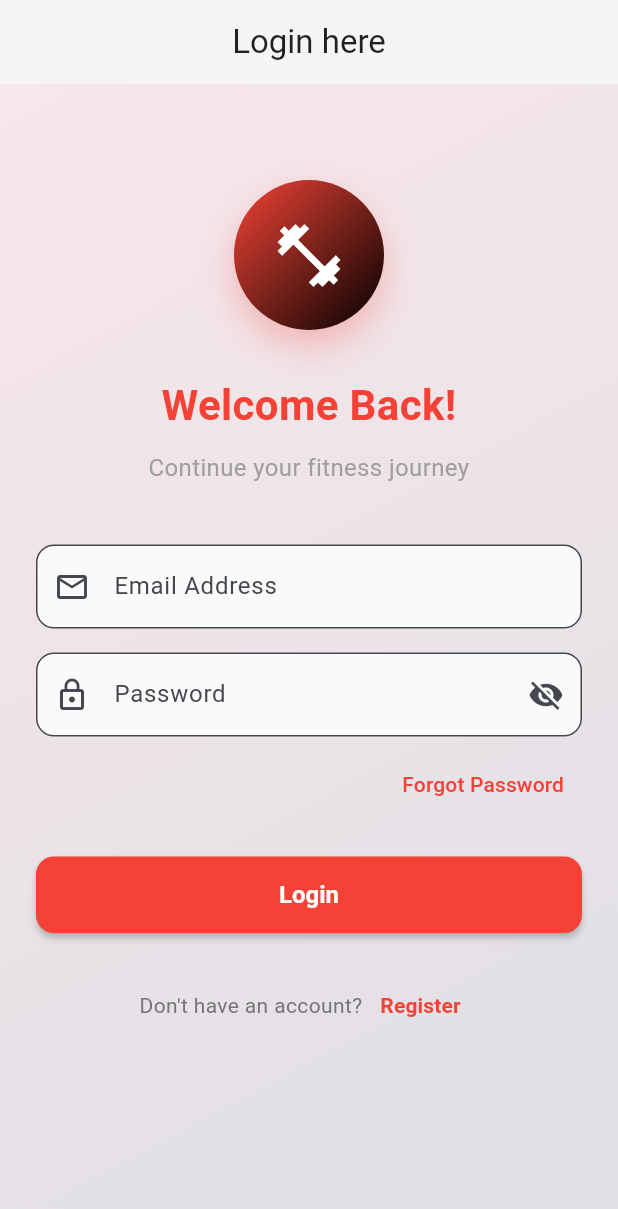
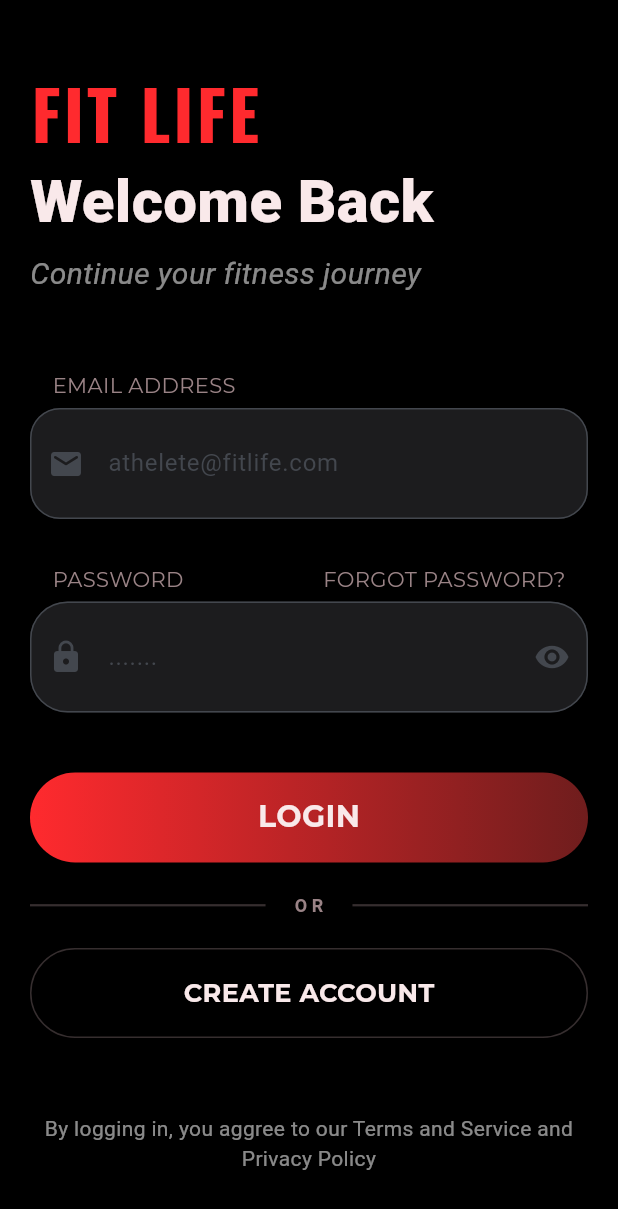
Before and after one commit to Ronak-0101/Fit-Life-App, a Flutter app: the screen it shows after launch, on a phone screen of 412 x 824 dp. Shown: the top 1209 px of the screen. Run offline on Flutter 3.47's test engine with Material 3 defaults, Android fonts, the light colour scheme and no system bars; our stand-ins replace google_fonts, shared_preferences.

Commit message:
Login screen updated

```diff
--- a/lib/screens/auth/login_screen.dart
+++ b/lib/screens/auth/login_screen.dart
@@ -1,8 +1,10 @@
+import 'package:fit_life_app_/screens/auth/register_screen.dart';
 import 'package:fit_life_app_/services/api_service.dart';
 import 'package:fit_life_app_/services/auth_service.dart';
 import 'package:fit_life_app_/utils/app_colors.dart';
 import 'package:fit_life_app_/utils/constants.dart';
 import 'package:flutter/material.dart';
+import 'package:google_fonts/google_fonts.dart';
 
 class LoginScreen extends StatefulWidget {
   const LoginScreen({super.key});
@@ -92,242 +94,266 @@ class _LoginScreenState extends State<LoginScreen> {
   @override
   Widget build(BuildContext context) {
     return Scaffold(
-      appBar: AppBar(
-        title: const Text('Login here'),
+        body: SingleChildScrollView(
+      child: ConstrainedBox(
+        constraints: BoxConstraints(
+          minHeight: MediaQuery.of(context).size.height,
         ),
-      body: SizedBox(
-        height: MediaQuery.of(context).size.height,
+        child: IntrinsicHeight(
           child: Container(
-          decoration: BoxDecoration(
-            gradient: LinearGradient(
-              begin: Alignment.topLeft,
-              end: Alignment.bottomRight,
-              colors: [
-                AppColors.primary.withOpacity(0.1),
-                AppColors.secondary.withOpacity(0.1),
-              ],
+            width: MediaQuery.of(context).size.width,
+            color: AppColors.backgroundLogin,
+            child: Padding(
+              padding: const EdgeInsets.all(20),
+              child: Column(
+                mainAxisAlignment: MainAxisAlignment.center,
+                crossAxisAlignment: CrossAxisAlignment.start,
+                children: [
+                  Text(
+                    'FIT LIFE',
+                    style: GoogleFonts.oswald(
+                      fontSize: 45,
+                      color: AppColors.logoColor,
+                      // fontStyle: FontStyle.italic,
+                      fontWeight: FontWeight.bold,
+                      letterSpacing: 2,
                     ),
                   ),
-          child: SafeArea(
-            child: SingleChildScrollView(
-              child: Padding(
-                padding: const EdgeInsets.all(24),
+                  const SizedBox(height: 0),
+                  const Text(
+                    'Welcome Back',
+                    style: TextStyle(
+                      fontSize: 40,
+                      color: AppColors.titleColor,
+                      fontWeight: FontWeight.w900,
+                    ),
+                  ),
+                  const SizedBox(height: 5),
+                  const Text(
+                    'Continue your fitness journey',
+                    style: TextStyle(
+                      fontSize: 20,
+                      fontStyle: FontStyle.italic,
+                      color: Colors.white54,
+                    ),
+                  ),
+                  const SizedBox(height: 50),
+                  Form(
+                    key: _formKey,
                     child: Column(
-                  crossAxisAlignment: CrossAxisAlignment.stretch,
                       children: [
-                    const SizedBox(height: 40),
-
-                    // Logo Section (matching splash screen)
-                    Center(
-                      child: Container(
-                        width: 100,
-                        height: 100,
-                        decoration: BoxDecoration(
-                          gradient: const LinearGradient(
-                            begin: Alignment.topLeft,
-                            end: Alignment.bottomRight,
-                            colors: [
-                              AppColors.primary,
-                              AppColors.secondary,
-                            ],
-                          ),
-                          shape: BoxShape.circle,
-                          boxShadow: [
-                            BoxShadow(
-                              color: AppColors.primary.withOpacity(0.3),
-                              blurRadius: 20,
-                              offset: const Offset(0, 10),
-                            ),
-                          ],
-                        ),
-                        child: const Icon(
-                          Icons.fitness_center,
-                          size: 50,
-                          color: Colors.white,
+                        SizedBox(
+                          // height: 500,
+                          width: MediaQuery.of(context).size.width,
+                          child: Column(
+                            crossAxisAlignment: CrossAxisAlignment.start,
+                            children: [
+                              Padding(
+                                padding: const EdgeInsets.only(left: 15),
+                                child: Text(
+                                  'EMAIL ADDRESS',
+                                  style: GoogleFonts.montserrat(
+                                    color: AppColors.subtitleColor,
                                   ),
                                 ),
                               ),
-
-                    const SizedBox(height: 30),
-
-                    // Welcome text
-                    const Text(
-                      'Welcome Back!',
-                      style: TextStyle(
-                        fontSize: 28,
-                        fontWeight: FontWeight.bold,
-                        color: AppColors.primary,
+                              const SizedBox(height: 5),
+                              TextFormField(
+                                decoration: const InputDecoration(
+                                  border: OutlineInputBorder(
+                                    borderRadius: BorderRadius.all(
+                                      Radius.circular(20),
                                     ),
-                      textAlign: TextAlign.center,
                                   ),
-
-                    const SizedBox(height: 10),
-
-                    const Text(
-                      'Continue your fitness journey',
-                      style: TextStyle(
-                        fontSize: 16,
-                        color: Colors.grey,
+                                  contentPadding:
+                                      EdgeInsets.symmetric(vertical: 25),
+                                  fillColor: AppColors.textboxBG,
+                                  prefixIcon: Icon(Icons.email_rounded),
+                                  hintText: 'athelete@fitlife.com',
                                 ),
-                      textAlign: TextAlign.center,
+                                style: const TextStyle(
+                                  color: AppColors.accentColor,
                                 ),
-
-                    const SizedBox(height: 40),
-
-                    // Email field
-                    Form(
-                      key: _formKey,
-                      autovalidateMode: AutovalidateMode.disabled,
-                      child: Column(
-                        crossAxisAlignment: CrossAxisAlignment.stretch,
-                        children: [
-                          TextFormField(
-                            controller: _emailController,
-                            decoration: InputDecoration(
-                              labelText: 'Email Address',
-                              prefixIcon: const Icon(Icons.email_outlined),
-                              border: OutlineInputBorder(
-                                borderRadius: BorderRadius.circular(12),
-                              ),
-                              hintText: 'Enter Email address',
-                            ),
-                            validator: (value) {
-                              if (value == null || value.isEmpty) {
-                                return 'Please Email address';
-                              }
-                              if (!value.contains('@') ||
-                                  !value.contains('.')) {
-                                return 'Please enter a valid email';
-                              }
-                              return null;
-                            },
-                          ),
-                          const SizedBox(height: 16),
-
-                          // Password field
-                          TextFormField(
-                            controller: _passwordController,
-                            decoration: InputDecoration(
-                              labelText: 'Password',
-                              prefixIcon: const Icon(Icons.lock_outline),
-                              suffixIcon: IconButton(
-                                  onPressed: () {
-                                    setState(() {
-                                      _obsecurePassword = !_obsecurePassword;
-                                    });
-                                  },
-                                  icon: Icon(
-                                    _obsecurePassword ?
-                                    Icons.visibility_off :
-                                    Icons.visibility
-                                  )),
-                              border: OutlineInputBorder(
-                                borderRadius: BorderRadius.circular(12),
-                              ),
-                              hintText: 'Enter Password',
-                            ),
-                            obscureText: _obsecurePassword,
-                            validator: (value) {
-                              if (value == null || value.isEmpty) {
-                                return 'Enter Password';
-                              }
-                              if (value.length < 6) {
-                                return 'Password must be at least 6 characters';
-                              }
-                              return null;
-                            },
                               ),
                             ],
                           ),
                         ),
-
-                    const SizedBox(height: 8),
-                    // Forgot password
-                    Align(
-                      alignment: Alignment.centerRight,
-                      child: TextButton(
+                        const SizedBox(height: 30),
+                        SizedBox(
+                          // height: 500,
+                          width: MediaQuery.of(context).size.width,
+                          child: Column(
+                            crossAxisAlignment: CrossAxisAlignment.start,
+                            children: [
+                              Padding(
+                                padding:
+                                    const EdgeInsets.only(left: 15, right: 15),
+                                child: Row(
+                                  children: [
+                                    Text(
+                                      'PASSWORD',
+                                      style: GoogleFonts.montserrat(
+                                        color: AppColors.subtitleColor,
+                                      ),
+                                    ),
+                                    Spacer(),
+                                    Text(
+                                      'FORGOT PASSWORD?',
+                                      style: GoogleFonts.montserrat(
+                                        color: AppColors.subtitleColor,
+                                      ),
+                                    ),
+                                  ],
+                                ),
+                              ),
+                              const SizedBox(height: 5),
+                              TextFormField(
+                                decoration: InputDecoration(
+                                  border: const OutlineInputBorder(
+                                    borderRadius: BorderRadius.all(
+                                      Radius.circular(25),
+                                    ),
+                                  ),
+                                  contentPadding:
+                                      EdgeInsets.symmetric(vertical: 25),
+                                  fillColor: AppColors.textboxBG,
+                                  prefixIcon: const Icon(Icons.lock),
+                                  hintText: '.......',
+                                  suffixIcon: IconButton(
                                     onPressed: () {
-                          // TODO: Implement forgot password
-                          ScaffoldMessenger.of(context).showSnackBar(
-                            const SnackBar(
-                              content:
-                                  Text('Forgot password feature coming soon!'),
-                              duration: Duration(seconds: 2),
+                                      setState(
+                                        () {
+                                          _obsecurePassword =
+                                              !_obsecurePassword;
+                                        },
+                                      );
+                                    },
+                                    icon: Icon(
+                                      _obsecurePassword
+                                          ? Icons.visibility
+                                          : Icons.visibility_off,
+                                    ),
+                                  ),
+                                ),
+                                style: const TextStyle(
+                                  color: AppColors.accentColor,
+                                ),
+                                obscureText: _obsecurePassword,
+                              ),
+                            ],
+                          ),
+                        ),
+                        const SizedBox(height: 40),
+                        GestureDetector(
+                          onTap: () {},
+                          child: Container(
+                            alignment: Alignment.center,
+                            width: MediaQuery.of(context).size.width,
+                            height: 60,
+                            decoration: BoxDecoration(
+                                gradient: const LinearGradient(
+                                  end: Alignment.centerRight,
+                                  begin: Alignment.centerLeft,
+                                  colors: [
+                                    AppColors.accentColor,
+                                    Color.fromARGB(255, 111, 29, 29)
+                                  ],
+                                ),
+                                borderRadius: BorderRadius.circular(50)),
+                            child: Text(
+                              'LOGIN',
+                              style: GoogleFonts.montserrat(
+                                fontSize: 20,
+                                fontWeight: FontWeight.bold,
+                                color: AppColors.titleColor,
+                              ),
+                            ),
+                          ),
+                        ),
+                        const SizedBox(height: 20),
+                        Row(
+                          mainAxisAlignment: MainAxisAlignment.center,
+                          children: [
+                            Expanded(
+                              child: Container(
+                                height: 1.5,
+                                color:
+                                    AppColors.subtitleColor.withOpacity(0.35),
+                              ),
+                            ),
+                            const Padding(
+                              padding: EdgeInsets.symmetric(horizontal: 18),
+                              child: Text(
+                                'OR',
+                                style: TextStyle(
+                                  color: AppColors.subtitleColor,
+                                  fontSize: 12,
+                                  fontWeight: FontWeight.w700,
+                                  letterSpacing: 3,
+                                ),
+                              ),
+                            ),
+                            Expanded(
+                              child: Container(
+                                height: 1.5,
+                                color:
+                                    AppColors.subtitleColor.withOpacity(0.35),
+                              ),
+                            ),
+                          ],
+                        ),
+                        const SizedBox(height: 20),
+                        GestureDetector(
+                          onTap: () {
+                            Navigator.push(
+                              context,
+                              MaterialPageRoute(
+                                builder: (context) => RegisterScreen(),
                               ),
                             );
                           },
-                        style: TextButton.styleFrom(
-                          foregroundColor: AppColors.primary,
+                          child: Container(
+                            alignment: Alignment.center,
+                            width: MediaQuery.of(context).size.width,
+                            height: 60,
+                            decoration: BoxDecoration(
+                              border: Border.all(
+                                color:
+                                    AppColors.subtitleColor.withOpacity(0.35),
                               ),
-                        child: const Text('Forgot Password'),
+                              color: AppColors.background,
+                              borderRadius: BorderRadius.circular(50),
+                            ),
+                            child: Padding(
+                              padding: const EdgeInsets.all(8.0),
+                              child: Text(
+                                'CREATE ACCOUNT',
+                                style: GoogleFonts.montserrat(
+                                  fontSize: 17,
+                                  fontWeight: FontWeight.bold,
+                                  color: AppColors.titleColor,
                                 ),
                               ),
-
-                    const SizedBox(height: 24),
-
-                    // Login button
-                    ElevatedButton(
-                        onPressed: _isLoading ? null : _login,
-                        style: ElevatedButton.styleFrom(
-                          backgroundColor: AppColors.primary,
-                          foregroundColor: Colors.white,
-                          padding: const EdgeInsets.symmetric(vertical: 16),
-                          shape: RoundedRectangleBorder(
-                            borderRadius: BorderRadius.circular(12),
-                          ),
-                          elevation: 2,
-                        ),
-                        child: _isLoading
-                            ? const SizedBox(
-                                height: 20,
-                                width: 20,
-                                child: CircularProgressIndicator(
-                                  strokeWidth: 2,
-                                  valueColor: AlwaysStoppedAnimation<Color>(
-                                      Colors.white),
-                                ),
-                              )
-                            : const Text(
-                                'Login',
-                                style: TextStyle(
-                                  fontSize: 16,
-                                  fontWeight: FontWeight.w600,
-                                ),
-                              )),
-
-                    const SizedBox(height: 24),
-
-                    // Register Link
-                    Row(
-                      mainAxisAlignment: MainAxisAlignment.center,
-                      children: [
-                        Text(
-                          "Don't have an account?",
-                          style: TextStyle(
-                            color: Colors.grey.shade600,
-                          ),
-                        ),
-                        TextButton(
-                          onPressed: () {
-                            Navigator.pushNamed(context, '/register');
-                          },
-                          child: const Text(
-                            'Register',
-                            style: TextStyle(
-                              fontWeight: FontWeight.w600,
-                              color: AppColors.primary,
                             ),
                           ),
                         ),
                       ],
-                    )
+                    ),
+                  ),
+                  const SizedBox(height: 50),
+                  Text(
+                    'By logging in, you aggree to our Terms and Service and Privacy Policy',
+                    textAlign: TextAlign.center,
+                    style: TextStyle(
+                      color: Colors.white54,
+                    ),
+                  ),
                 ],
               ),
             ),
           ),
         ),
       ),
-      ),
-    );
+    ));
   }
 }
--- a/lib/utils/app_colors.dart
+++ b/lib/utils/app_colors.dart
@@ -7,7 +7,7 @@ class AppColors {
   static const Color seed = Color(0xFF4A90E2);
 
   // Backgrounds
-  static const Color background = Color(0xFFF5F5F5);
+  static const Color background = Colors.black;
   static const Color scaffold = Colors.white;
 
   static const Color foreground = Colors.black87;
@@ -20,12 +20,19 @@ class AppColors {
   static const Color success = Colors.green;
   static const Color error = Colors.red;
 
+  // Logo Color
+  static const Color logoColor = Color(0xFFFF2A2E);
+
   // Splash screen
   static const Color accentColor = Color(0xFFFF2A2E);
   static const Color titleColor = Color(0xFFF9E9EA);
-  static const Color subtitleColor = Color(0xFFCFA9AE);
+  static const Color subtitleColor = Color.fromARGB(255, 154, 131, 134);
   static const Color baseGlowColor = Color(0xFF8E171D);
   static const Color darkCircleColor = Color(0xFF56383B);
   static const Color darkProgressTrack = Color(0xFF5C4B4D);
 
+  //
+  static const Color backgroundLogin = Colors.black;
+  static const Color textboxBG = Color(0xFF1C1C1E);
+
 }
--- a/pubspec.yaml
+++ b/pubspec.yaml
@@ -40,6 +40,7 @@ dependencies:
   shared_preferences: ^2.5.3
   go_router: ^15.1.2
   intl: ^0.20.2
+  google_fonts: ^6.3.0
 
 dev_dependencies:
   flutter_test:
```
Also changed, not shown: pubspec.lock, 1 other file. Lines whose indentation alone changed are shown as unchanged.
